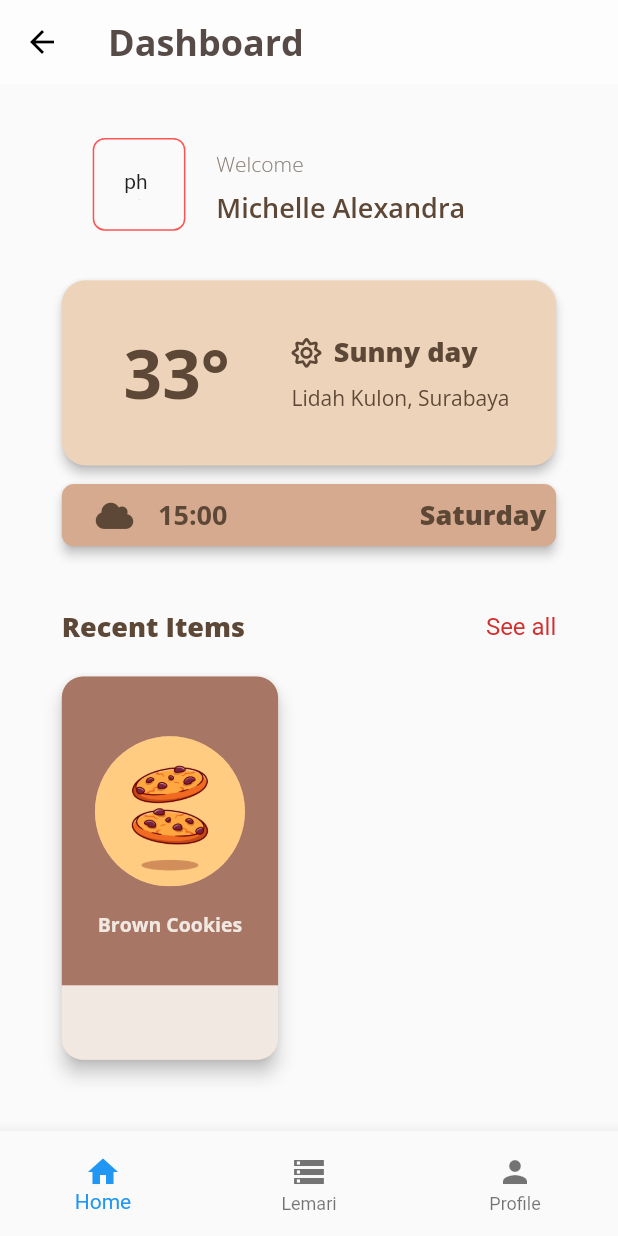
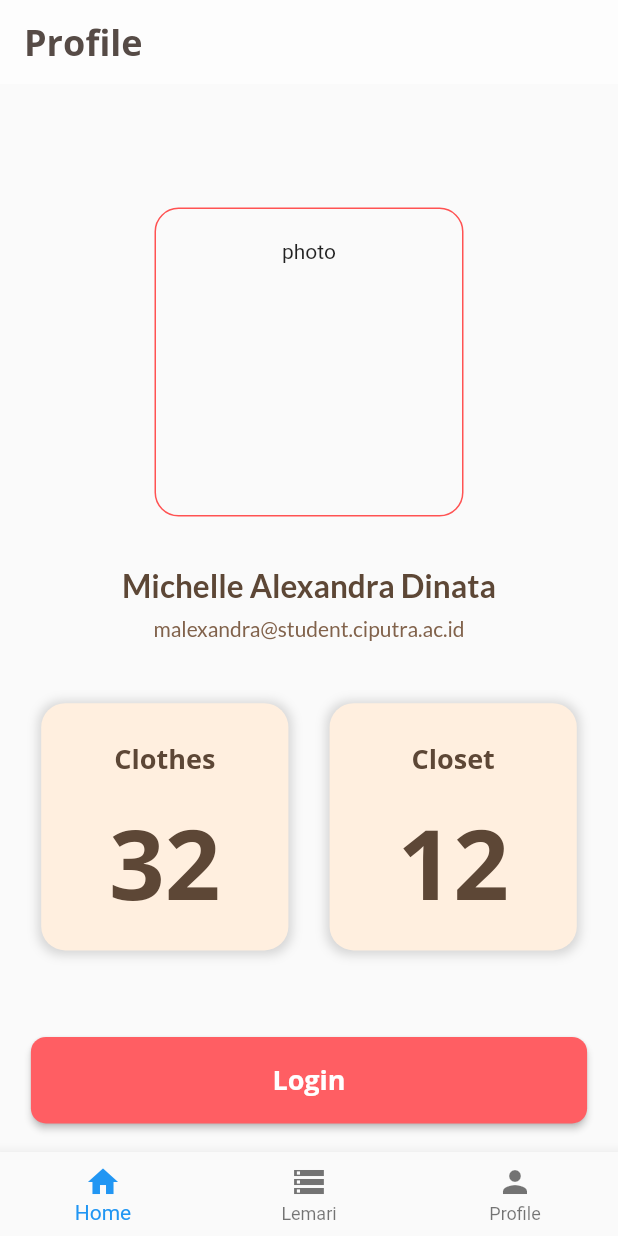
Before and after one commit to michellealexandra/lemari2, a Flutter app: the screen it shows after launch, after a tap on "Login", on a phone screen of 412 x 824 dp. Run offline on Flutter 3.47's test engine with Material 2 defaults, Android fonts, the light colour scheme and no system bars; our stand-ins replace font_awesome_flutter, google_fonts.

Commit message:
profile UI done

```diff
--- a/lib/main.dart
+++ b/lib/main.dart
@@ -25,6 +25,8 @@ class MyApp extends StatelessWidget {
         //cara panggil modular, shg ga perlu rename satu", jd klo misal keganti routename nya lgs ke ganti
         Login.routeName: (context) => Login(),
         Dashboard.routeName: (context) => Dashboard(),
+        Lemari.routeName: (context) => Lemari(),
+        Profile.routeName: (context) => Profile(),
         // MainMenu.routeName:(context) => MainMenu(),
         // Register.routeName:(context) => Register(),
         // 'menu':(context)=> Menu(),
--- a/lib/ui/login.dart
+++ b/lib/ui/login.dart
@@ -56,7 +56,7 @@ class _LoginState extends State<Login> {
                                   BorderRadius.all(Radius.circular(8))),
                           onPressed: () {
                             Navigator.pushReplacementNamed(
-                                context, Dashboard.routeName);
+                                context, Profile.routeName);
                           },
                           child: Text(
                             "Login",
--- a/lib/ui/pages.dart
+++ b/lib/ui/pages.dart
@@ -6,3 +6,5 @@ import 'package:lemari2/ui/card/card.dart';
 
 part 'login.dart';
 part 'dashboard.dart';
+part 'lemari.dart';
+part 'profile.dart';
--- /dev/null
+++ b/lib/ui/profile.dart
@@ -0,0 +1,244 @@
+part of 'pages.dart';
+
+class Profile extends StatefulWidget {
+  static const String routeName = "/profile";
+
+  @override
+  _ProfileState createState() => _ProfileState();
+}
+
+class _ProfileState extends State<Profile> {
+  @override
+  Widget build(BuildContext context) {
+    final Size size = MediaQuery.of(context).size;
+
+    int _selectedItem = 0;
+
+    return Scaffold(
+      appBar: AppBar(
+        title: Text("Profile",
+            style: TextStyle(
+                color: Color(0xff564B46),
+                fontFamily: GoogleFonts.openSans().fontFamily,
+                fontWeight: FontWeight.bold,
+                fontSize: 24)),
+        backgroundColor: Color(0xffFFFFFF).withOpacity(0.5),
+        elevation: 0.0,
+      ),
+      resizeToAvoidBottomInset: false,
+      body: SingleChildScrollView(
+        child: Container(
+          width: size.width,
+          height: size.height,
+          child: Column(
+            // crossAxisAlignment: CrossAxisAlignment.center,
+            children: [
+              SizedBox(
+                height: size.height * 0.1,
+              ),
+              Row(
+                mainAxisAlignment: MainAxisAlignment.center,
+                children: [
+                  Container(
+                    height: MediaQuery.of(context).size.width * 0.5,
+                    width: MediaQuery.of(context).size.width * 0.5,
+                    padding: EdgeInsets.all(20.0),
+                    child: Text(
+                      "photo",
+                      textAlign: TextAlign.center,
+                    ),
+                    decoration: BoxDecoration(
+                        border: Border.all(width: 1, color: Colors.redAccent),
+                        borderRadius: BorderRadius.all(Radius.circular(16))),
+                  ),
+                ],
+              ),
+              SizedBox(
+                height: size.height * 0.04,
+              ),
+              Row(
+                mainAxisAlignment: MainAxisAlignment.center,
+                children: [
+                  Text(
+                    "Michelle Alexandra Dinata",
+                    style: TextStyle(
+                        fontSize: 21,
+                        fontFamily: GoogleFonts.lato().fontFamily,
+                        fontWeight: FontWeight.bold,
+                        color: Color(0xff5D4736)),
+                    textAlign: TextAlign.center,
+                  )
+                ],
+              ),
+              SizedBox(
+                height: size.height * 0.01,
+              ),
+              Row(
+                mainAxisAlignment: MainAxisAlignment.center,
+                children: [
+                  Text(
+                    "malexandra@student.ciputra.ac.id",
+                    style: TextStyle(
+                        fontSize: 14,
+                        fontFamily: GoogleFonts.lato().fontFamily,
+                        fontWeight: FontWeight.w500,
+                        color: Color(0xff81624B)),
+                    textAlign: TextAlign.center,
+                  )
+                ],
+              ),
+              SizedBox(
+                height: size.height * 0.05,
+              ),
+              Row(
+                mainAxisAlignment: MainAxisAlignment.spaceEvenly,
+                children: [
+                  Container(
+                    height: size.width * 0.4,
+                    width: size.width * 0.4,
+                    decoration: BoxDecoration(
+                        color: Color(0xffFFEFDF),
+                        borderRadius: BorderRadius.all(Radius.circular(16)),
+                        boxShadow: [
+                          BoxShadow(
+                            color: Colors.grey.withOpacity(0.4),
+                            spreadRadius: 2,
+                            blurRadius: 5,
+                            offset: Offset(0, 1),
+                          ),
+                        ]),
+                    child: Column(
+                      children: [
+                        SizedBox(
+                          height: size.height * 0.03,
+                        ),
+                        Text(
+                          "Clothes",
+                          style: TextStyle(
+                              fontSize: 18,
+                              fontFamily: GoogleFonts.openSans().fontFamily,
+                              fontWeight: FontWeight.bold,
+                              color: Color(0xff5D4736)),
+                          textAlign: TextAlign.center,
+                        ),
+                        SizedBox(
+                          height: size.height * 0.015,
+                        ),
+                        Text(
+                          "32",
+                          style: TextStyle(
+                              fontSize: 65,
+                              fontFamily: GoogleFonts.openSans().fontFamily,
+                              fontWeight: FontWeight.bold,
+                              color: Color(0xff5D4736)),
+                          textAlign: TextAlign.center,
+                        )
+                      ],
+                    ),
+                  ),
+                  Container(
+                    height: size.width * 0.4,
+                    width: size.width * 0.4,
+                    decoration: BoxDecoration(
+                        color: Color(0xffFFEFDF),
+                        borderRadius: BorderRadius.all(Radius.circular(16)),
+                        boxShadow: [
+                          BoxShadow(
+                            color: Colors.grey.withOpacity(0.4),
+                            spreadRadius: 2,
+                            blurRadius: 5,
+                            offset: Offset(0, 1),
+                          ),
+                        ]),
+                    child: Column(
+                      children: [
+                        SizedBox(
+                          height: size.height * 0.03,
+                        ),
+                        Text(
+                          "Closet",
+                          style: TextStyle(
+                              fontSize: 18,
+                              fontFamily: GoogleFonts.openSans().fontFamily,
+                              fontWeight: FontWeight.bold,
+                              color: Color(0xff5D4736)),
+                          textAlign: TextAlign.center,
+                        ),
+                        SizedBox(
+                          height: size.height * 0.015,
+                        ),
+                        Text(
+                          "12",
+                          style: TextStyle(
+                              fontSize: 65,
+                              fontFamily: GoogleFonts.openSans().fontFamily,
+                              fontWeight: FontWeight.bold,
+                              color: Color(0xff5D4736)),
+                          textAlign: TextAlign.center,
+                        )
+                      ],
+                    ),
+                  ),
+                ],
+              ),
+              SizedBox(
+                height: size.height * 0.07,
+              ),
+              Container(
+                margin: EdgeInsets.only(
+                    left: size.width * 0.05, right: size.width * 0.05),
+                child: SizedBox(
+                  width: double.infinity,
+                  height: size.height * 0.07,
+                  // ignore: deprecated_member_use
+                  child: RaisedButton(
+                    color: Color(0xffFF5E63),
+                    shape: RoundedRectangleBorder(
+                        borderRadius: BorderRadius.all(Radius.circular(10))),
+                    onPressed: () {
+                      Navigator.pushReplacementNamed(
+                          context, Profile.routeName);
+                    },
+                    child: Text(
+                      "Login",
+                      style: TextStyle(
+                          color: Color(0xffFFFFFF),
+                          fontFamily: GoogleFonts.openSans().fontFamily,
+                          fontWeight: FontWeight.bold,
+                          fontSize: 18),
+                    ),
+                  ),
+                ),
+              ),
+            ],
+          ),
+        ),
+      ),
+      bottomNavigationBar: BottomNavigationBar(
+        items: const <BottomNavigationBarItem>[
+          BottomNavigationBarItem(
+            icon: Icon(Icons.home),
+            // ignore: deprecated_member_use
+            title: Text('Home'),
+          ),
+          BottomNavigationBarItem(
+            icon: Icon(Icons.storage),
+            // ignore: deprecated_member_use
+            title: Text('Lemari'),
+          ),
+          BottomNavigationBarItem(
+            icon: Icon(Icons.person),
+            // ignore: deprecated_member_use
+            title: Text('Profile'),
+          ),
+        ],
+        currentIndex: _selectedItem,
+        onTap: (index) {
+          setState(() {
+            _selectedItem = 2;
+          });
+        },
+      ),
+    );
+  }
+}
--- a/lib/ui/splash.dart
+++ b/lib/ui/splash.dart
@@ -16,10 +16,7 @@ class _SplashState extends State<Splash> {
   splashStart() async {
     var duration = const Duration(seconds: 3);
     return Timer(duration, () {
-      Navigator.push(
-        context,
-        MaterialPageRoute(builder: (context) => Login()),
-      );
+      Navigator.pushReplacementNamed(context, Login.routeName);
     });
   }
 
```
Also changed, not shown: lib/ui/dashboard.dart (+104 -23 lines), lib/ui/lemari.dart (added, +66 -0 lines).
